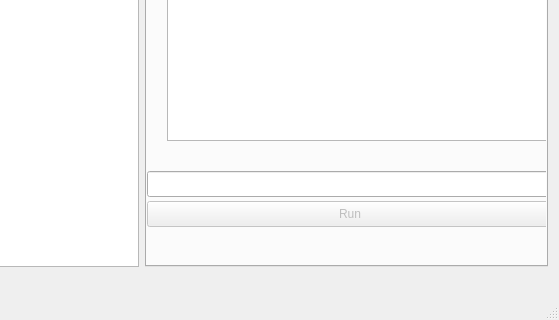
Above: turi/mainwindow.ui from traumgedanken/turing-visual before the change; both pictures show x 276 to 835 and y 252 to 572 of the 835 by 572 pixel window. Below: the same form after it.
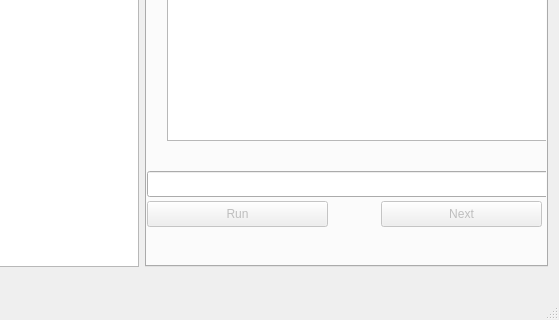
That is the form after the change.

```diff
--- a/turi/mainwindow.ui
+++ b/turi/mainwindow.ui
@@ -86,7 +86,7 @@
          <rect>
           <x>0</x>
           <y>380</y>
-          <width>406</width>
+          <width>181</width>
           <height>26</height>
          </rect>
         </property>
@@ -104,6 +104,22 @@
          </rect>
         </property>
        </widget>
+       <widget class="QPushButton" name="nextBtn">
+        <property name="enabled">
+         <bool>false</bool>
+        </property>
+        <property name="geometry">
+         <rect>
+          <x>234</x>
+          <y>380</y>
+          <width>161</width>
+          <height>26</height>
+         </rect>
+        </property>
+        <property name="text">
+         <string>Next</string>
+        </property>
+       </widget>
       </widget>
      </widget>
     </item>
```
